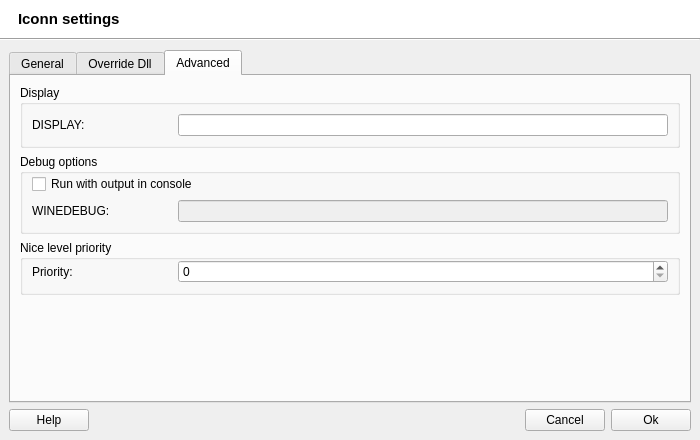
Above: src/q4wine-gui/uis/IconSettings.ui from brezerk/q4wine before the change. Below: the same form after it.
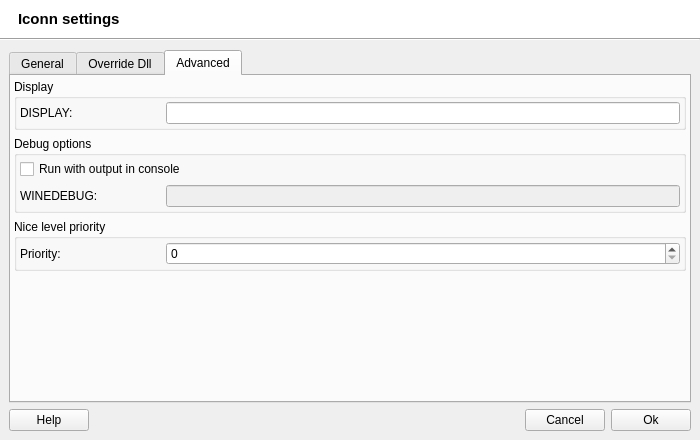
That is the form after the change. The open tabs and pages were chosen to show the change. Icons and pictures are not drawn.

Diff of the .ui file:
```diff
--- a/src/q4wine-gui/uis/IconSettings.ui
+++ b/src/q4wine-gui/uis/IconSettings.ui
@@ -677,6 +677,9 @@
           <string>Advanced</string>
          </attribute>
          <layout class="QVBoxLayout" name="verticalLayout_3">
+          <property name="margin">
+           <number>3</number>
+          </property>
           <item>
            <widget class="QGroupBox" name="groupBox_4">
             <property name="title">
@@ -686,6 +689,9 @@
              <property name="spacing">
               <number>2</number>
              </property>
+             <property name="margin">
+              <number>3</number>
+             </property>
              <item>
               <widget class="QWidget" name="widget_9" native="true">
                <layout class="QHBoxLayout">
@@ -726,8 +732,8 @@
              <string>Debug options</string>
             </property>
             <layout class="QVBoxLayout">
-             <property name="topMargin">
-              <number>0</number>
+             <property name="margin">
+              <number>3</number>
              </property>
              <item>
               <widget class="QCheckBox" name="cbUseConsole">
@@ -780,8 +786,8 @@
              <string>Nice level priority</string>
             </property>
             <layout class="QVBoxLayout" name="_3">
-             <property name="topMargin">
-              <number>0</number>
+             <property name="margin">
+              <number>3</number>
              </property>
              <item>
               <widget class="QWidget" name="widget_14" native="true">
```
Left out of the diff: 21 changed lines with no effect on the pictures.
